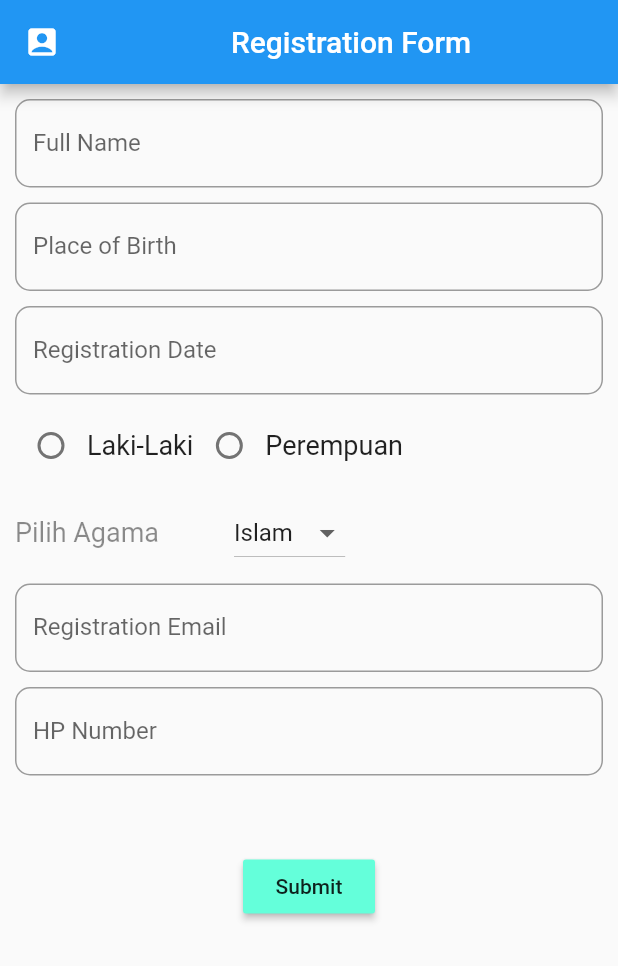
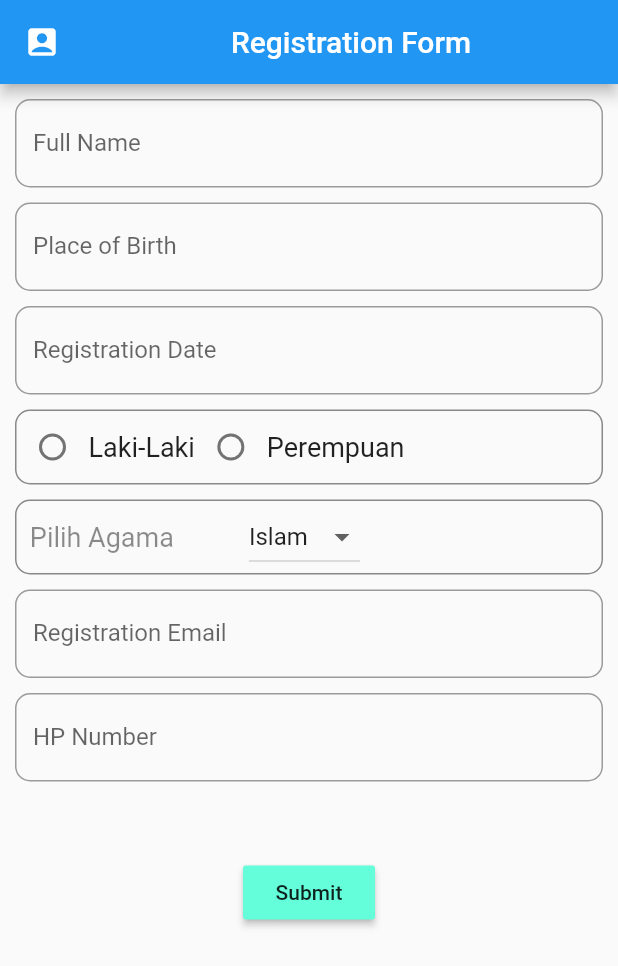
Before and after one commit to gustafyulianto/registration, a Flutter app: the screen it shows after launch, on a phone screen of 412 x 824 dp. Shown: the top 966 px of the screen. Run offline on Flutter 3.47's test engine with Material 2 defaults, Android fonts, the phone set to English and light mode, and no system bars; drawn by our look-alikes of datetime_picker_formfield.

Commit message:
Update registration
Update registration

```diff
--- a/registration/lib/main.dart
+++ b/registration/lib/main.dart
@@ -106,7 +106,18 @@ class _RegistrationState extends State<Registration> {
                   },
                 ),
                 SizedBox(height: 10),
+                /*decoration: new InputDecoration(
+                    hintText: "Registration Date",
+                    labelText: "Registration Date",
+                    border: OutlineInputBorder(
+                        borderRadius: new BorderRadius.circular(10.0))),*/
                 Container(
+                  decoration: BoxDecoration(
+                      borderRadius: BorderRadius.all(Radius.circular(10.0)),
+                      border: Border.all(
+                          width: 1,
+                          color: Colors.black45,
+                          style: BorderStyle.solid)),
                   child: Row(
                     children: <Widget>[
                       new Radio(
@@ -137,10 +148,17 @@ class _RegistrationState extends State<Registration> {
                   ),
                 ),
                 SizedBox(height: 10),
-                Row(
+                Container(
+                  decoration: BoxDecoration(
+                      borderRadius: BorderRadius.all(Radius.circular(10.0)),
+                      border: Border.all(
+                          width: 1,
+                          color: Colors.black45,
+                          style: BorderStyle.solid)),
+                  child: Row(
                     children: <Widget>[
                       new Text(
-                      "Pilih Agama",
+                        "  Pilih Agama",
                         style: TextStyle(fontSize: 18.0, color: Colors.black45),
                       ),
                       SizedBox(width: 50),
@@ -157,6 +175,7 @@ class _RegistrationState extends State<Registration> {
                         }).toList(),
                       ),
                     ],
+                  ),
                 ),
                 SizedBox(height: 10),
                 new TextField(
```
Lines whose indentation alone changed are shown as unchanged.
